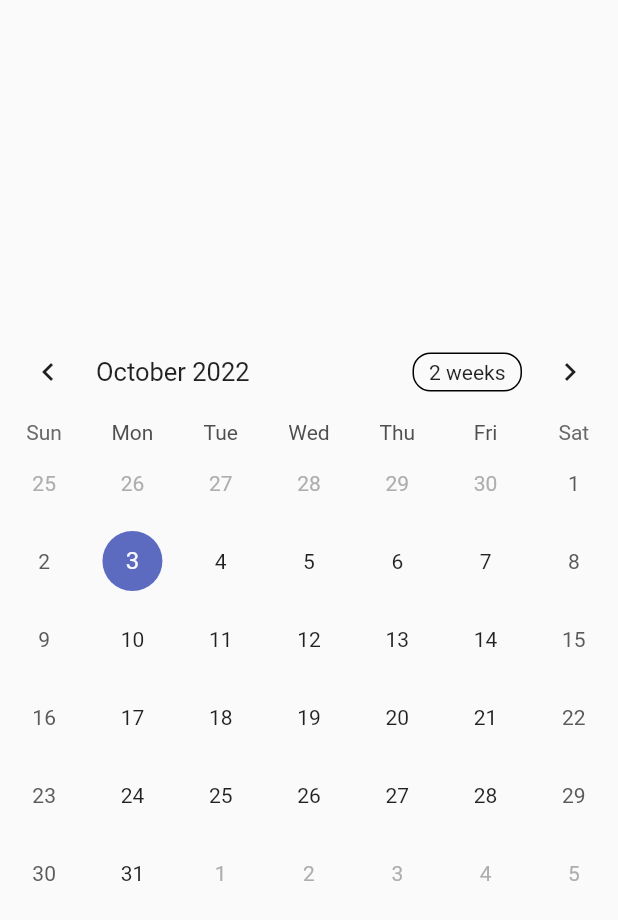
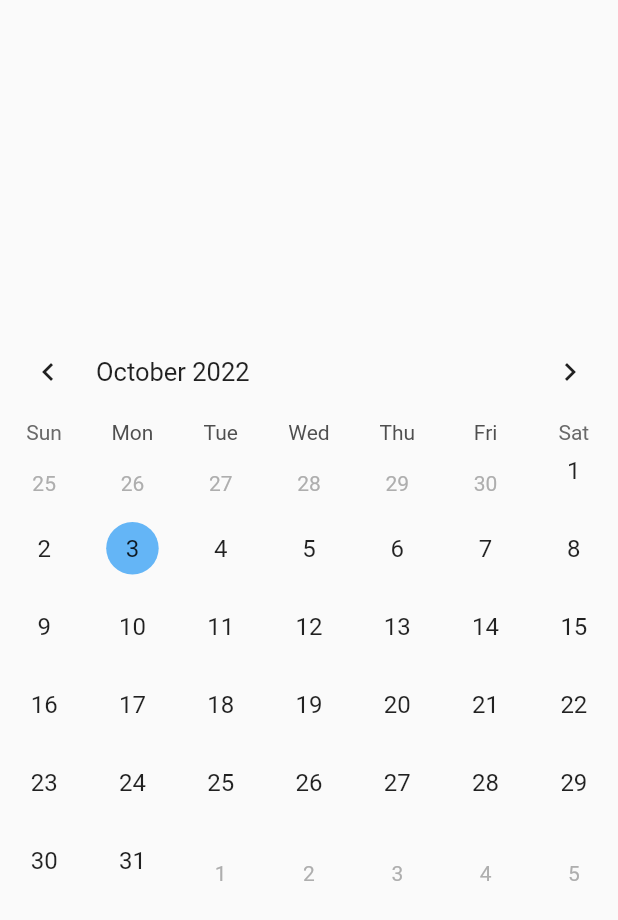
Before and after one commit to yanghaochang104/flutter-apod, a Flutter app: the CalendarPage widget shown alone on an empty page, opened directly, on a phone screen of 412 x 824 dp. Shown: the top 920 px of the screen. Run offline on Flutter 3.47's test engine with Material 2 defaults, Android fonts, the phone set to English and light mode, and no system bars; drawn by our look-alikes of table_calendar; network calls fail.

Commit message:
feat(Day18): add CalendarDayCell to calendarBuilder

```diff
--- a/lib/Pages/calendar_page.dart
+++ b/lib/Pages/calendar_page.dart
@@ -1,3 +1,4 @@
+import 'package:apod/widgets/calendar_day_cell.dart';
 import 'package:flutter/material.dart';
 import 'package:table_calendar/table_calendar.dart';
 
@@ -16,6 +17,7 @@ class _CalendarPageState extends State<CalendarPage> {
     DateTime current = DateTime.now();
     return Center(
         child: TableCalendar(
+            headerStyle: const HeaderStyle(formatButtonVisible: false),
             firstDay: DateTime.utc(current.year - 2, 01, 01),
             lastDay: DateTime.utc(current.year + 2, 12, 31),
             focusedDay: _focusedDay,
@@ -28,6 +30,21 @@ class _CalendarPageState extends State<CalendarPage> {
                 _focusedDay = focusedDay; // 頁面停留的日期
               });
             },
-    ));
+            calendarBuilders: CalendarBuilders(
+                defaultBuilder: (context, day, focusedDay) =>
+                    Center(child: CalendarDayCell(day: day)),
+                selectedBuilder: (context, day, focusedDay) => Center(
+                    child: CalendarDayCell(
+                        day: day,
+                        decoration: BoxDecoration(
+                          color: Colors.blue[300],
+                          shape: BoxShape.circle,
+                        ))),
+                todayBuilder: (context, day, focusedDay) => CalendarDayCell(
+                    day: day,
+                    decoration: BoxDecoration(
+                      color: Colors.blue[100],
+                      shape: BoxShape.circle,
+                    )))));
   }
 }
```
Lines whose indentation alone changed are shown as unchanged.
